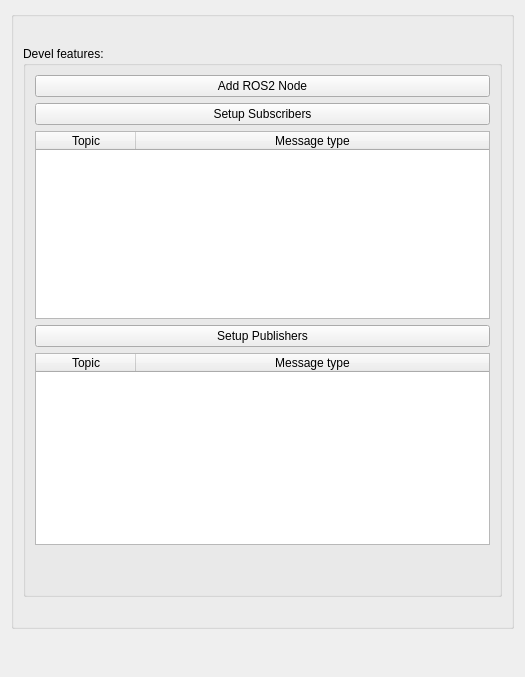
Before: the Qt Designer form Resources/UI/qSlicerROS2ModuleWidget.ui in rosmed/slicer_ros2_module, drawn with Qt 5.
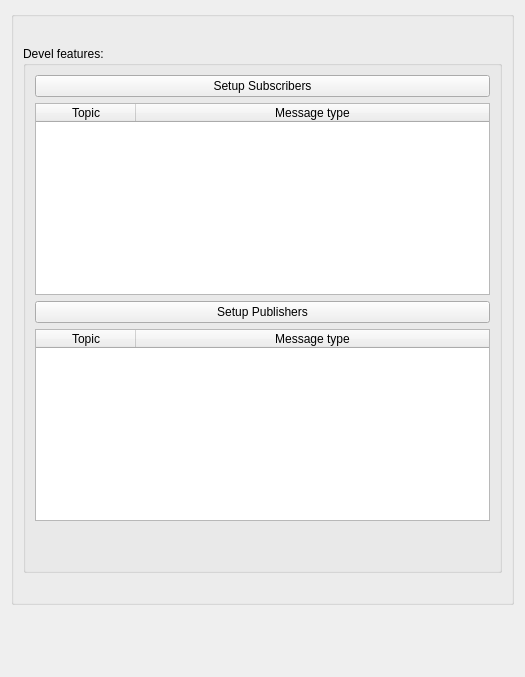
After: the same form once the commit is applied. Custom widgets are drawn as their Qt base class.

Commit message: Changes * Renamed TestNode to DefaultNode in logic * In ROS2 node, create the Tf2Buffer as needed * Added prefix tf2 for buffer and broadcast when needed * Some updated messages Notes * unit tests passed * when using AddRobot on logic, no need to use AddSomeTf2 before

```diff
--- a/Resources/UI/qSlicerROS2ModuleWidget.ui
+++ b/Resources/UI/qSlicerROS2ModuleWidget.ui
@@ -41,20 +41,29 @@
         </property>
         <layout class="QGridLayout" name="gridLayout_3">
          <item row="3" column="0">
-          <widget class="QPushButton" name="setPublishersButton">
-           <property name="text">
-            <string>Setup Publishers</string>
+          <widget class="QTableWidget" name="rosPublisherTableWidget">
+           <property name="sizePolicy">
+            <sizepolicy hsizetype="Expanding" vsizetype="Expanding">
+             <horstretch>0</horstretch>
+             <verstretch>0</verstretch>
+            </sizepolicy>
            </property>
+           <attribute name="horizontalHeaderStretchLastSection">
+            <bool>true</bool>
+           </attribute>
+           <column>
+            <property name="text">
+             <string>Topic</string>
+            </property>
+           </column>
+           <column>
+            <property name="text">
+             <string>Message type</string>
+            </property>
+           </column>
           </widget>
          </item>
-         <item row="1" column="0">
-          <widget class="QPushButton" name="setSubscribersButton">
-           <property name="text">
-            <string>Setup Subscribers</string>
-           </property>
-          </widget>
-         </item>
-         <item row="5" column="0">
+         <item row="4" column="0">
           <spacer name="verticalSpacer">
            <property name="orientation">
             <enum>Qt::Vertical</enum>
@@ -67,37 +76,7 @@
            </property>
           </spacer>
          </item>
-         <item row="4" column="0">
-          <widget class="QTableWidget" name="rosPublisherTableWidget">
-           <property name="sizePolicy">
-            <sizepolicy hsizetype="Expanding" vsizetype="Expanding">
-             <horstretch>0</horstretch>
-             <verstretch>0</verstretch>
-            </sizepolicy>
-           </property>
-           <attribute name="horizontalHeaderStretchLastSection">
-            <bool>true</bool>
-           </attribute>
-           <column>
-            <property name="text">
-             <string>Topic</string>
-            </property>
-           </column>
-           <column>
-            <property name="text">
-             <string>Message type</string>
-            </property>
-           </column>
-          </widget>
-         </item>
-         <item row="0" column="0">
-          <widget class="QPushButton" name="addNodeButton">
-           <property name="text">
-            <string>Add ROS2 Node</string>
-           </property>
-          </widget>
-         </item>
-         <item row="2" column="0">
+         <item row="1" column="0">
           <widget class="QTableWidget" name="rosSubscriberTableWidget">
            <property name="sizePolicy">
             <sizepolicy hsizetype="Expanding" vsizetype="Expanding">
@@ -129,6 +108,20 @@
            </column>
           </widget>
          </item>
+         <item row="2" column="0">
+          <widget class="QPushButton" name="setPublishersButton">
+           <property name="text">
+            <string>Setup Publishers</string>
+           </property>
+          </widget>
+         </item>
+         <item row="0" column="0">
+          <widget class="QPushButton" name="setSubscribersButton">
+           <property name="text">
+            <string>Setup Subscribers</string>
+           </property>
+          </widget>
+         </item>
         </layout>
        </widget>
       </item>
```
The commit also changes 10 other files.
